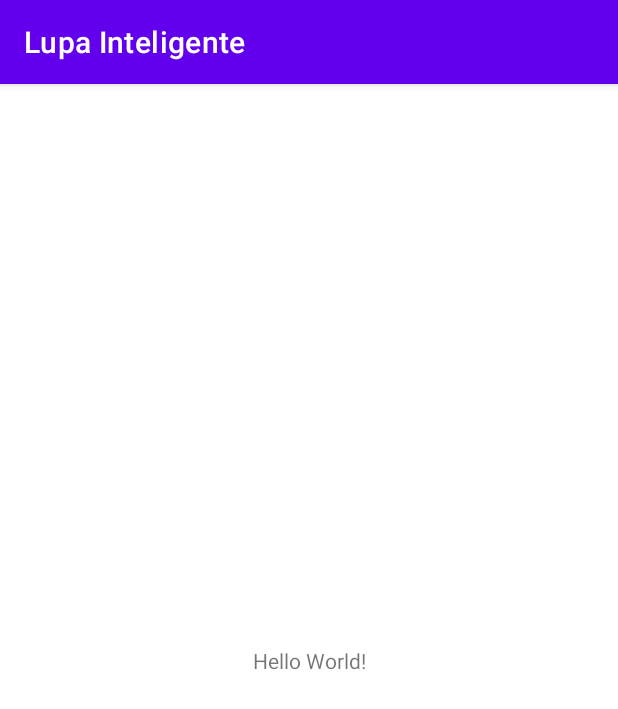
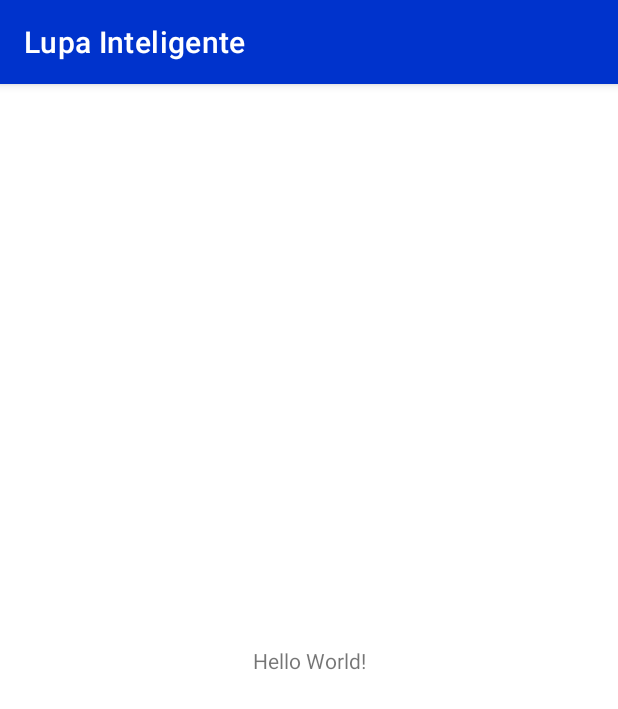
Before and after one commit to emgs0/LupaInteligente, an Android app: the screen it shows after launch (MainActivity), on a phone screen of 412 x 824 dp. Shown: the top 709 px of the screen. Run offline under Robolectric (Android 15) with nearby library versions, the phone set to English and light mode, and no system bars.

Commit message:
temas modificados en cuanto colores

```diff
--- a/app/src/main/res/layout/activity_main.xml
+++ b/app/src/main/res/layout/activity_main.xml
@@ -15,4 +15,6 @@
         app:layout_constraintRight_toRightOf="parent"
         app:layout_constraintTop_toTopOf="parent" />
 
+
+
 </androidx.constraintlayout.widget.ConstraintLayout>
--- a/app/src/main/res/values-night/themes.xml
+++ b/app/src/main/res/values-night/themes.xml
@@ -2,12 +2,12 @@
     <!-- Base application theme. -->
     <style name="Theme.LupaInteligente" parent="Theme.MaterialComponents.DayNight.DarkActionBar">
         <!-- Primary brand color. -->
-        <item name="colorPrimary">@color/purple_200</item>
-        <item name="colorPrimaryVariant">@color/purple_700</item>
+        <item name="colorPrimary">@color/cyan</item>
+        <item name="colorPrimaryVariant">@color/cyan</item>
         <item name="colorOnPrimary">@color/black</item>
         <!-- Secondary brand color. -->
-        <item name="colorSecondary">@color/teal_200</item>
-        <item name="colorSecondaryVariant">@color/teal_200</item>
+        <item name="colorSecondary">@color/cyan</item>
+        <item name="colorSecondaryVariant">@color/cyan</item>
         <item name="colorOnSecondary">@color/black</item>
         <!-- Status bar color. -->
         <item name="android:statusBarColor" tools:targetApi="l">?attr/colorPrimaryVariant</item>
--- a/app/src/main/res/values/colors.xml
+++ b/app/src/main/res/values/colors.xml
@@ -1,10 +1,10 @@
 <?xml version="1.0" encoding="utf-8"?>
 <resources>
-    <color name="purple_200">#FFBB86FC</color>
-    <color name="purple_500">#FF6200EE</color>
-    <color name="purple_700">#FF3700B3</color>
-    <color name="teal_200">#FF03DAC5</color>
-    <color name="teal_700">#FF018786</color>
-    <color name="black">#FF000000</color>
-    <color name="white">#FFFFFFFF</color>
+    <!--color name="purple_200">#FFBB86FC</color-->
+    <color name="blue">#0033cc</color>
+    <!--color name="purple_700">#FF3700B3</color-->
+    <color name="cyan">#73d5c2</color>
+    <!--color name="teal_700">#73d5c2</color-->
+    <color name="black">#333333</color>
+    <color name="white">#d9d9d9</color>
 </resources>
--- a/app/src/main/res/values/themes.xml
+++ b/app/src/main/res/values/themes.xml
@@ -2,12 +2,12 @@
     <!-- Base application theme. -->
     <style name="Theme.LupaInteligente" parent="Theme.MaterialComponents.DayNight.DarkActionBar">
         <!-- Primary brand color. -->
-        <item name="colorPrimary">@color/purple_500</item>
-        <item name="colorPrimaryVariant">@color/purple_700</item>
+        <item name="colorPrimary">@color/blue</item>
+        <item name="colorPrimaryVariant">@color/blue</item>
         <item name="colorOnPrimary">@color/white</item>
         <!-- Secondary brand color. -->
-        <item name="colorSecondary">@color/teal_200</item>
-        <item name="colorSecondaryVariant">@color/teal_700</item>
+        <item name="colorSecondary">@color/cyan</item>
+        <item name="colorSecondaryVariant">@color/cyan</item>
         <item name="colorOnSecondary">@color/black</item>
         <!-- Status bar color. -->
         <item name="android:statusBarColor" tools:targetApi="l">?attr/colorPrimaryVariant</item>
```
